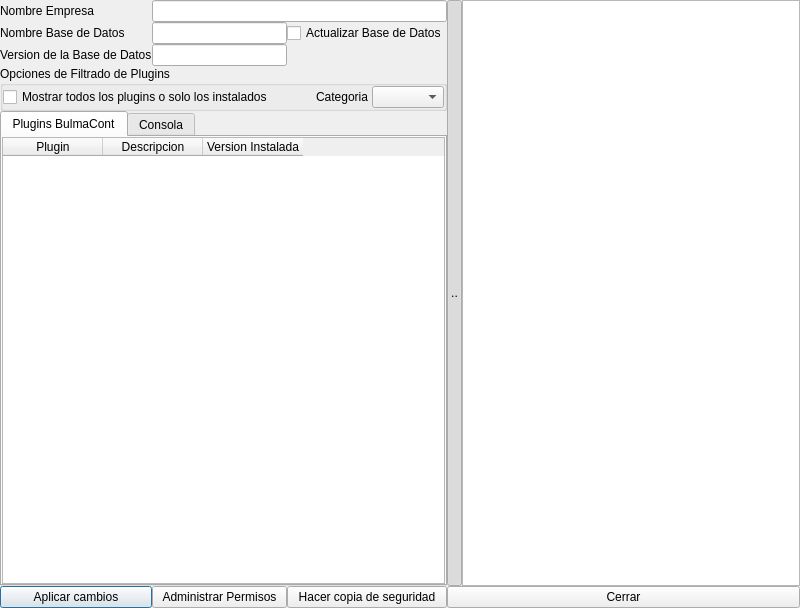
This is bulmages/bulmasetup/modificarcontabilidadbase.ui in eboladev/Bulmages-1 as Qt 5 draws it before an edit. The edited form follows.
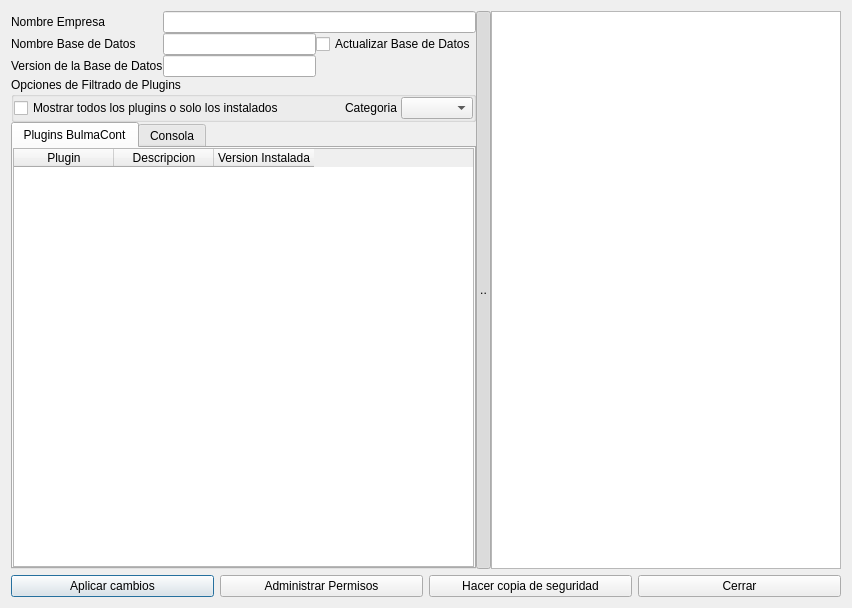
This is the edited form. Icons and pictures are not drawn.

Patch:
```diff
--- a/bulmages/bulmasetup/modificarcontabilidadbase.ui
+++ b/bulmages/bulmasetup/modificarcontabilidadbase.ui
@@ -6,7 +6,7 @@
    <rect>
     <x>0</x>
     <y>0</y>
-    <width>800</width>
+    <width>852</width>
     <height>608</height>
    </rect>
   </property>
@@ -29,13 +29,16 @@
    <iconset resource="resources.qrc">
     <normaloff>:/images/iconbulmacont.svg</normaloff>:/images/iconbulmacont.svg</iconset>
   </property>
+  <layout class="QVBoxLayout" name="verticalLayout_3">
+   <item>
+    <layout class="QHBoxLayout" name="horizontalLayout_4">
+     <property name="spacing">
+      <number>0</number>
+     </property>
+     <item>
+      <layout class="QVBoxLayout" name="verticalLayout_2">
+       <item>
   <layout class="QGridLayout" name="gridLayout">
-   <property name="margin">
-    <number>0</number>
-   </property>
-   <property name="spacing">
-    <number>0</number>
-   </property>
    <item row="0" column="0">
     <widget class="QLabel" name="label">
      <property name="text">
@@ -46,37 +49,9 @@
      </property>
     </widget>
    </item>
-   <item row="0" column="1" colspan="4">
+         <item row="0" column="1" colspan="2">
     <widget class="QLineEdit" name="mui_nomempresa"/>
    </item>
-   <item row="0" column="5" rowspan="5">
-    <widget class="QToolButton" name="toolButton">
-     <property name="sizePolicy">
-      <sizepolicy hsizetype="Fixed" vsizetype="Expanding">
-       <horstretch>0</horstretch>
-       <verstretch>0</verstretch>
-      </sizepolicy>
-     </property>
-     <property name="maximumSize">
-      <size>
-       <width>15</width>
-       <height>16777215</height>
-      </size>
-     </property>
-     <property name="text">
-      <string>..</string>
-     </property>
-     <property name="checkable">
-      <bool>true</bool>
-     </property>
-     <property name="checked">
-      <bool>true</bool>
-     </property>
-    </widget>
-   </item>
-   <item row="0" column="6" rowspan="5">
-    <widget class="QTextBrowser" name="mui_descripcion"/>
-   </item>
    <item row="1" column="0">
     <widget class="QLabel" name="label_2">
      <property name="text">
@@ -87,14 +62,14 @@
      </property>
     </widget>
    </item>
-   <item row="1" column="1" colspan="3">
+         <item row="1" column="1">
     <widget class="QLineEdit" name="mui_nomdb">
      <property name="readOnly">
       <bool>true</bool>
      </property>
     </widget>
    </item>
-   <item row="1" column="4">
+         <item row="1" column="2">
     <widget class="QCheckBox" name="mui_actualizarDB">
      <property name="text">
       <string>Actualizar Base de Datos</string>
@@ -111,14 +86,16 @@
      </property>
     </widget>
    </item>
-   <item row="2" column="1" colspan="3">
+         <item row="2" column="1">
     <widget class="QLineEdit" name="mui_databaserevision">
      <property name="readOnly">
       <bool>true</bool>
      </property>
     </widget>
    </item>
-   <item row="3" column="0" colspan="5">
+        </layout>
+       </item>
+       <item>
     <widget class="QGroupBox" name="groupBox">
      <property name="title">
       <string>Opciones de Filtrado de Plugins</string>
@@ -173,7 +150,7 @@
      </layout>
     </widget>
    </item>
-   <item row="4" column="0" colspan="5">
+       <item>
     <widget class="QTabWidget" name="tabWidget">
      <property name="currentIndex">
       <number>0</number>
@@ -239,7 +216,60 @@
      </widget>
     </widget>
    </item>
-   <item row="5" column="0">
+      </layout>
+     </item>
+     <item>
+      <widget class="QToolButton" name="toolButton">
+       <property name="sizePolicy">
+        <sizepolicy hsizetype="Fixed" vsizetype="Expanding">
+         <horstretch>0</horstretch>
+         <verstretch>0</verstretch>
+        </sizepolicy>
+       </property>
+       <property name="maximumSize">
+        <size>
+         <width>15</width>
+         <height>16777215</height>
+        </size>
+       </property>
+       <property name="text">
+        <string>..</string>
+       </property>
+       <property name="checkable">
+        <bool>true</bool>
+       </property>
+       <property name="checked">
+        <bool>true</bool>
+       </property>
+      </widget>
+     </item>
+     <item>
+      <widget class="QTextBrowser" name="mui_descripcion">
+       <property name="sizePolicy">
+        <sizepolicy hsizetype="Fixed" vsizetype="Expanding">
+         <horstretch>0</horstretch>
+         <verstretch>0</verstretch>
+        </sizepolicy>
+       </property>
+       <property name="minimumSize">
+        <size>
+         <width>350</width>
+         <height>0</height>
+        </size>
+       </property>
+       <property name="maximumSize">
+        <size>
+         <width>350</width>
+         <height>16777215</height>
+        </size>
+       </property>
+      </widget>
+     </item>
+    </layout>
+   </item>
+   <item>
+    <layout class="QHBoxLayout" name="horizontalLayout_3">
+     <item>
     <widget class="QPushButton" name="mui_aceptar">
      <property name="text">
       <string>Aplicar cambios</string>
@@ -250,7 +280,18 @@
      </property>
     </widget>
    </item>
-   <item row="5" column="4">
+     <item>
+      <widget class="QPushButton" name="mui_permisos">
+       <property name="text">
+        <string>Administrar Permisos</string>
+       </property>
+       <property name="icon">
+        <iconset resource="resources.qrc">
+         <normaloff>:/images/bulmasetup_editarusuario.xpm</normaloff>:/images/bulmasetup_editarusuario.xpm</iconset>
+       </property>
+      </widget>
+     </item>
+     <item>
     <widget class="QPushButton" name="mui_hacerbackup">
      <property name="text">
       <string>Hacer copia de seguridad</string>
@@ -261,7 +302,7 @@
      </property>
     </widget>
    </item>
-   <item row="5" column="5" colspan="2">
+     <item>
     <widget class="QPushButton" name="mui_cancelar">
      <property name="text">
       <string>Cerrar</string>
@@ -272,16 +313,7 @@
      </property>
     </widget>
    </item>
-   <item row="5" column="1" colspan="3">
-    <widget class="QPushButton" name="mui_permisos">
-     <property name="text">
-      <string>Administrar Permisos</string>
-     </property>
-     <property name="icon">
-      <iconset resource="resources.qrc">
-       <normaloff>:/images/bulmasetup_editarusuario.xpm</normaloff>:/images/bulmasetup_editarusuario.xpm</iconset>
-     </property>
-    </widget>
+    </layout>
    </item>
   </layout>
  </widget>
```
Lines whose indentation alone changed are shown as unchanged.
